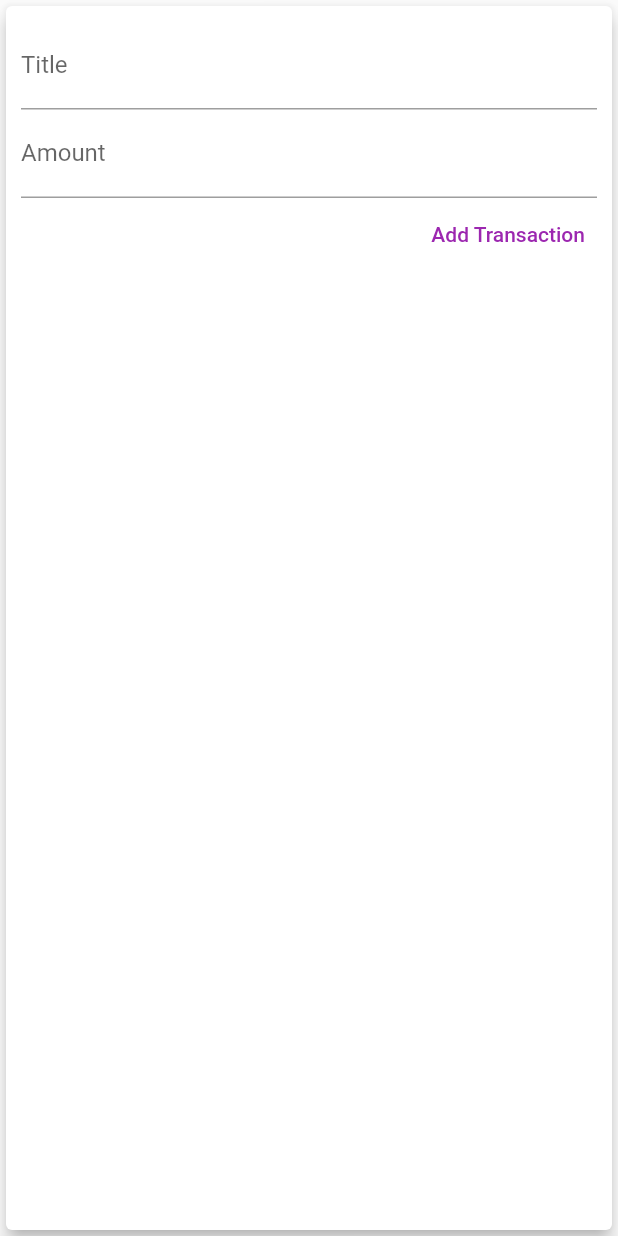
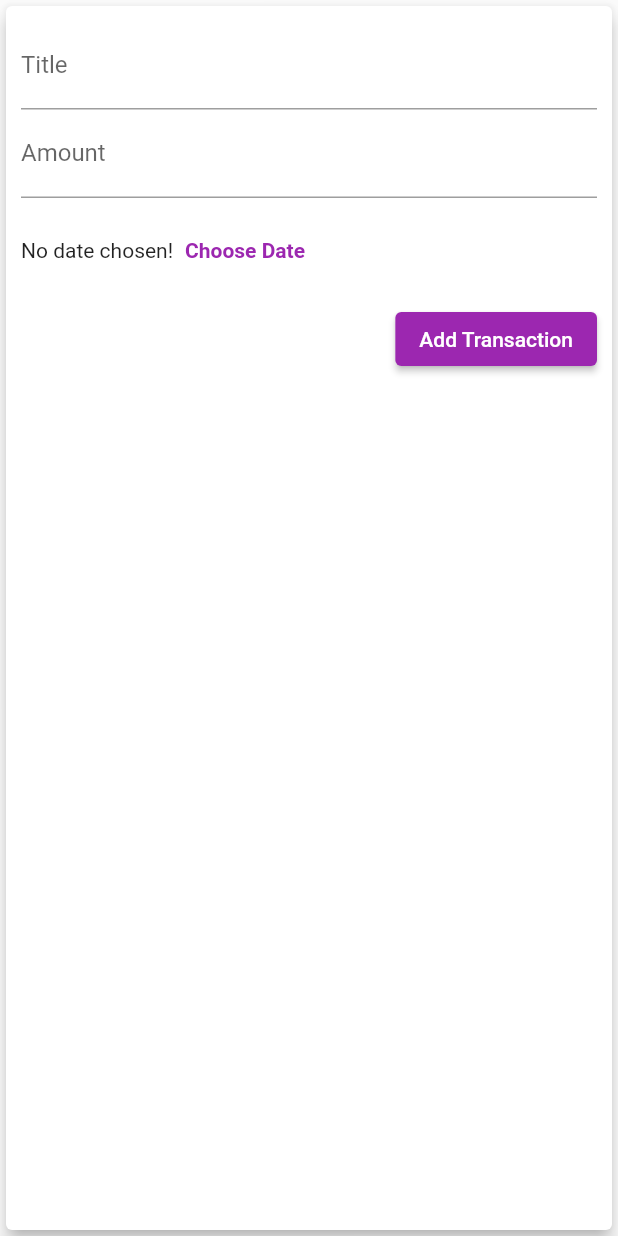
Before and after one commit to eviskum/flutter_course_real_apps, a Flutter app: the NewTransaction widget shown alone on an empty page, opened directly with empty values, after a tap on "Add Transaction", on a phone screen of 412 x 824 dp. Run offline on Flutter 3.47's test engine with Material 2 defaults, Android fonts, the phone set to English and light mode, and no system bars.

Commit message:
DatePicker + delete functionality implemented

```diff
--- a/lib/widgets/new_transaction.dart
+++ b/lib/widgets/new_transaction.dart
@@ -1,4 +1,6 @@
 import 'package:flutter/material.dart';
+import 'package:flutter/widgets.dart';
+import 'package:intl/intl.dart';
 
 class NewTransaction extends StatefulWidget {
   final Function addTx;
@@ -11,18 +13,32 @@ class NewTransaction extends StatefulWidget {
 
 class _NewTransactionState extends State<NewTransaction> {
   final titleController = TextEditingController();
+  final amountController = TextEditingController();
+  DateTime? _selectedDate;
 
-  final amountController = TextEditingController();
-
-  void submitTx() {
+  void _submitTx() {
     final enteredTitle = titleController.text;
     final enteredAmount = double.parse(amountController.text);
 
-    if (enteredTitle.isEmpty || enteredAmount <= 0) return;
+    if (enteredTitle.isEmpty || enteredAmount <= 0 || _selectedDate == null) return;
 
-    widget.addTx(enteredTitle, enteredAmount);
+    widget.addTx(enteredTitle, enteredAmount, _selectedDate!);
 
     Navigator.of(context).pop();
+  }
+
+  void _presentDatePicker() {
+    showDatePicker(
+      context: context,
+      initialDate: DateTime.now(),
+      firstDate: DateTime(DateTime.now().year),
+      lastDate: DateTime.now(),
+    ).then((value) {
+      if (value == null) return;
+      setState(() {
+        _selectedDate = value;
+      });
+    });
   }
 
   @override
@@ -37,16 +53,41 @@ class _NewTransactionState extends State<NewTransaction> {
             TextField(
               decoration: InputDecoration(labelText: 'Title'),
               controller: titleController,
-              onSubmitted: (_) => submitTx(),
+              onSubmitted: (_) => _submitTx(),
             ),
             TextField(
               decoration: InputDecoration(labelText: 'Amount'),
               controller: amountController,
-              onSubmitted: (_) => submitTx(),
+              onSubmitted: (_) => _submitTx(),
               keyboardType: TextInputType.numberWithOptions(decimal: true),
             ),
-            TextButton(
-                onPressed: () => submitTx(), child: Text('Add Transaction', style: TextStyle(color: Colors.purple))),
+            SizedBox(
+              height: 70,
+              child: Row(
+                children: [
+                  Text(
+                    _selectedDate == null ? 'No date chosen!' : 'Date: ${DateFormat.yMd().format(_selectedDate!)}',
+                  ),
+                  TextButton(
+                    onPressed: _presentDatePicker,
+                    child: Text(
+                      'Choose Date',
+                      style: TextStyle(
+                        fontWeight: FontWeight.bold,
+                      ),
+                    ),
+                  ),
+                ],
+              ),
+            ),
+            ElevatedButton(
+              onPressed: () => _submitTx(),
+              child: Text(
+                'Add Transaction',
+              ),
+            ),
+//            TextButton(
+//                onPressed: () => submitTx(), child: Text('Add Transaction', style: TextStyle(color: Colors.purple))),
           ],
         ),
       ),
```
Also changed, not shown: lib/main.dart (+11 -3 lines), lib/widgets/transaction_list.dart (+15 -6 lines).
